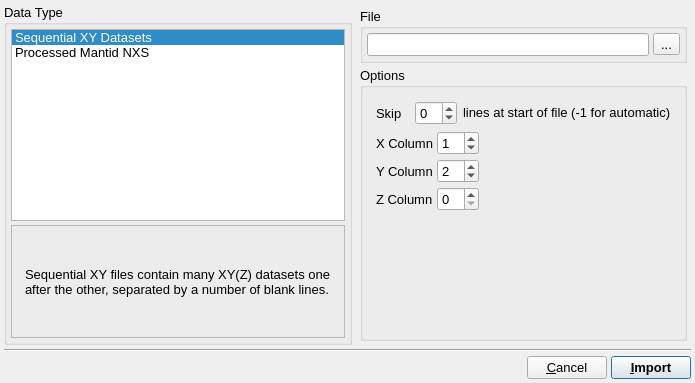
The window that src/gui/import.ui (trisyoungs/uchroma) describes before a commit, drawn with Qt 5.
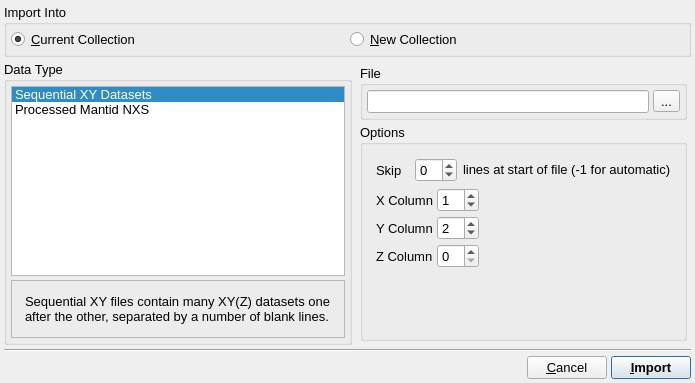
The same window after the commit.

Commit message: Added option to import data into new collection. Fixed - GUI was not updated correctly after data import.

Diff of the .ui file:
```diff
--- a/src/gui/import.ui
+++ b/src/gui/import.ui
@@ -25,6 +25,62 @@
    <property name="margin">
     <number>4</number>
    </property>
+   <property name="topMargin">
+    <number>4</number>
+   </property>
+   <property name="rightMargin">
+    <number>4</number>
+   </property>
+   <property name="bottomMargin">
+    <number>4</number>
+   </property>
+   <item>
+    <widget class="QGroupBox" name="ImportIntoGroup">
+     <property name="sizePolicy">
+      <sizepolicy hsizetype="Minimum" vsizetype="Minimum">
+       <horstretch>0</horstretch>
+       <verstretch>0</verstretch>
+      </sizepolicy>
+     </property>
+     <property name="title">
+      <string>Import Into</string>
+     </property>
+     <layout class="QHBoxLayout" name="horizontalLayout_7">
+      <property name="spacing">
+       <number>4</number>
+      </property>
+      <property name="leftMargin">
+       <number>4</number>
+      </property>
+      <property name="topMargin">
+       <number>4</number>
+      </property>
+      <property name="rightMargin">
+       <number>4</number>
+      </property>
+      <property name="bottomMargin">
+       <number>4</number>
+      </property>
+      <item>
+       <widget class="QRadioButton" name="ImportIntoCurrentCollectionRadio">
+        <property name="text">
+         <string>&amp;Current Collection</string>
+        </property>
+        <property name="checked">
+         <bool>true</bool>
+        </property>
+       </widget>
+      </item>
+      <item>
+       <widget class="QRadioButton" name="ImportIntoNewCollectionRadio">
+        <property name="text">
+         <string>&amp;New Collection</string>
+        </property>
+       </widget>
+      </item>
+     </layout>
+    </widget>
+   </item>
    <item>
     <layout class="QHBoxLayout" name="horizontalLayout_3">
      <item>
```
Left out of the diff: 57 changed lines with no effect on the pictures. The commit also changes 4 other files.
